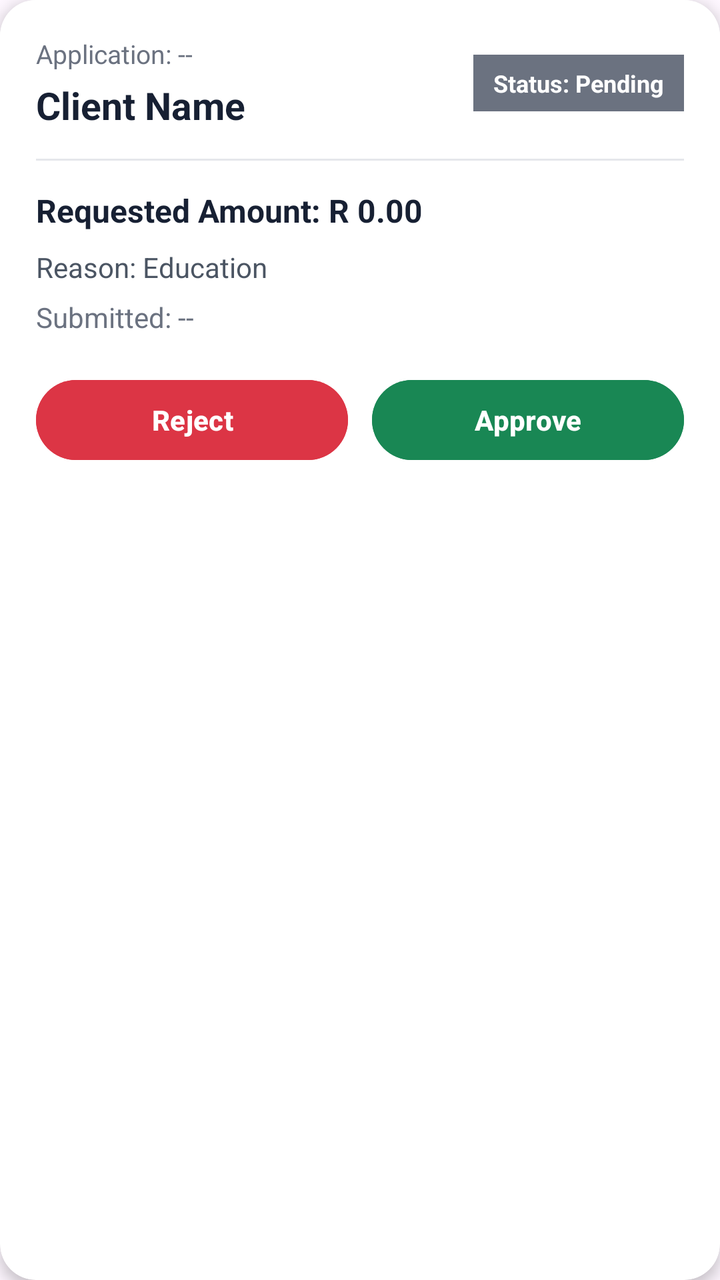
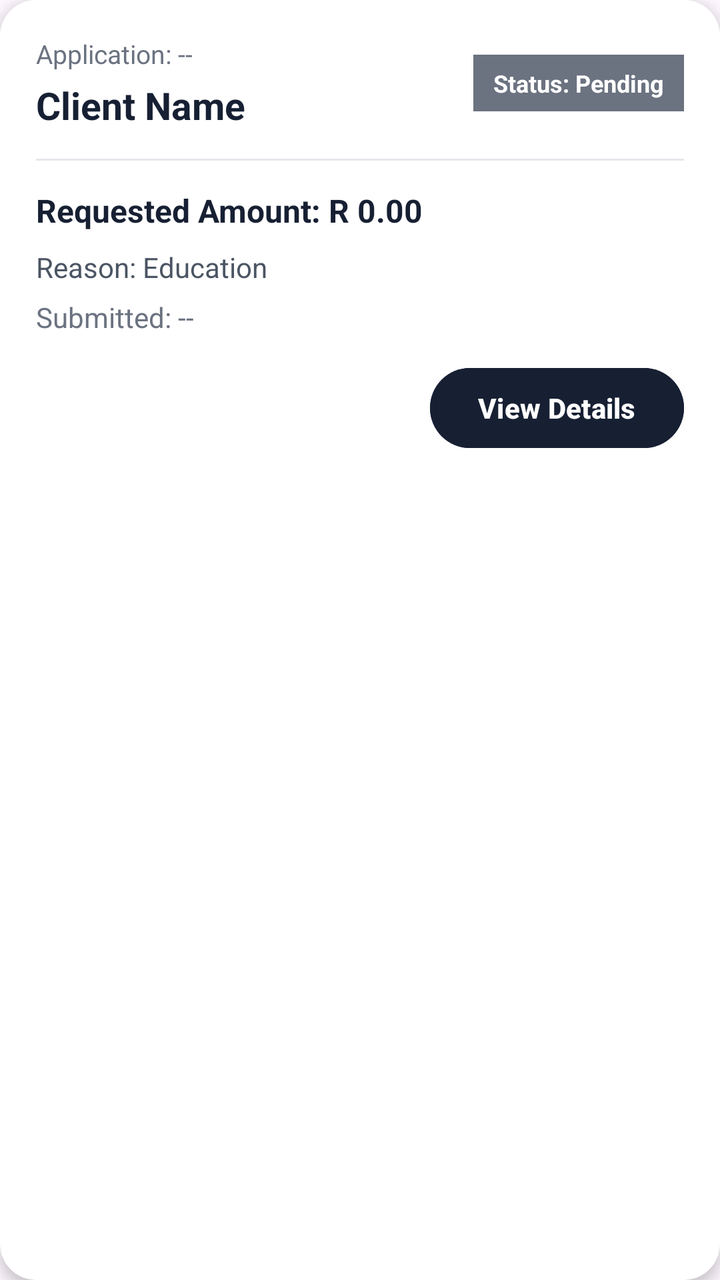

Compare the two renders of this Android layout. The source of the first and the diff that turns it into the second are given below.
<!-- AndroidManifest.xml: application theme Theme.Prototype_2 -->
<!-- res/layout/activity_item_manager_loan.xml -->
<?xml version="1.0" encoding="utf-8"?>
<androidx.cardview.widget.CardView
    xmlns:android="http://schemas.android.com/apk/res/android"
    xmlns:app="http://schemas.android.com/apk/res-auto"
    android:layout_width="match_parent"
    android:layout_height="wrap_content"
    android:layout_marginStart="16dp"
    android:layout_marginEnd="16dp"
    android:layout_marginTop="8dp"
    android:layout_marginBottom="8dp"
    app:cardCornerRadius="18dp"
    app:cardElevation="4dp">

    <LinearLayout
        android:layout_width="match_parent"
        android:layout_height="wrap_content"
        android:orientation="vertical"
        android:padding="18dp"
        android:background="#FFFFFF">

        <LinearLayout
            android:layout_width="match_parent"
            android:layout_height="wrap_content"
            android:orientation="horizontal"
            android:gravity="center_vertical">

            <LinearLayout
                android:layout_width="0dp"
                android:layout_height="wrap_content"
                android:layout_weight="1"
                android:orientation="vertical">

                <TextView
                    android:id="@+id/ApplicationId"
                    android:layout_width="wrap_content"
                    android:layout_height="wrap_content"
                    android:text="Application: --"
                    android:textSize="13sp"
                    android:textColor="#6B7280" />

                <TextView
                    android:id="@+id/ApplicantName"
                    android:layout_width="wrap_content"
                    android:layout_height="wrap_content"
                    android:layout_marginTop="4dp"
                    android:text="Client Name"
                    android:textSize="19sp"
                    android:textStyle="bold"
                    android:textColor="#172033" />

            </LinearLayout>

            <TextView
                android:id="@+id/LoanStatus"
                android:layout_width="wrap_content"
                android:layout_height="wrap_content"
                android:paddingStart="10dp"
                android:paddingEnd="10dp"
                android:paddingTop="6dp"
                android:paddingBottom="6dp"
                android:text="Status: Pending"
                android:textSize="12sp"
                android:textStyle="bold"
                android:textColor="#FFFFFF"
                android:background="#6B7280" />

        </LinearLayout>

        <View
            android:layout_width="match_parent"
            android:layout_height="1dp"
            android:layout_marginTop="14dp"
            android:layout_marginBottom="14dp"
            android:background="#E5E7EB" />

        <TextView
            android:id="@+id/LoanAmount"
            android:layout_width="match_parent"
            android:layout_height="wrap_content"
            android:text="Requested Amount: R 0.00"
            android:textSize="16sp"
            android:textStyle="bold"
            android:textColor="#172033" />

        <TextView
            android:id="@+id/LoanReason"
            android:layout_width="match_parent"
            android:layout_height="wrap_content"
            android:layout_marginTop="8dp"
            android:text="Reason: Education"
            android:textSize="14sp"
            android:textColor="#4B5563" />

        <TextView
            android:id="@+id/SubmissionDate"
            android:layout_width="match_parent"
            android:layout_height="wrap_content"
            android:layout_marginTop="6dp"
            android:text="Submitted: --"
            android:textSize="14sp"
            android:textColor="#6B7280" />

        <LinearLayout
            android:layout_width="match_parent"
            android:layout_height="wrap_content"
            android:layout_marginTop="18dp"
            android:orientation="horizontal">

            <Button
                android:id="@+id/btnReject"
                android:layout_width="0dp"
                android:layout_height="48dp"
                android:layout_weight="1"
                android:layout_marginEnd="6dp"
                android:text="Reject"
                android:textSize="14sp"
                android:textStyle="bold"
                android:textColor="#FFFFFF"
                android:backgroundTint="#DC3545" />

            <Button
                android:id="@+id/btnApprove"
                android:layout_width="0dp"
                android:layout_height="48dp"
                android:layout_weight="1"
                android:layout_marginStart="6dp"
                android:text="Approve"
                android:textSize="14sp"
                android:textStyle="bold"
                android:textColor="#FFFFFF"
                android:backgroundTint="#198754" />

        </LinearLayout>

    </LinearLayout>

</androidx.cardview.widget.CardView>
<!-- resources referenced by this layout -->
<resources>
  <style name="Theme.Prototype_2" parent="Base.Theme.Prototype_2" />
  <style name="Base.Theme.Prototype_2" parent="Theme.Material3.DayNight.NoActionBar">
          
          
          <item name="android:windowAnimationStyle">@style/ActivityAnimation</item>
      </style>
  <style name="ActivityAnimation" parent="@android:style/Animation.Activity">
          <item name="android:activityOpenEnterAnimation">@anim/slide_in_right</item>
          <item name="android:activityOpenExitAnimation">@anim/slide_out_left</item>
          <item name="android:activityCloseEnterAnimation">@anim/slide_in_left</item>
          <item name="android:activityCloseExitAnimation">@anim/slide_out_right</item>
      </style>
</resources>

<!-- the commit's change to res/layout/activity_item_manager_loan.xml (unified diff, before → after) -->
@@ -100,37 +100,17 @@
             android:textSize="14sp"
             android:textColor="#6B7280" />
 
-        <LinearLayout
-            android:layout_width="match_parent"
+        <Button
+            android:id="@+id/btnViewDetails"
+            android:layout_width="wrap_content"
             android:layout_height="wrap_content"
-            android:layout_marginTop="18dp"
-            android:orientation="horizontal">
-
-            <Button
-                android:id="@+id/btnReject"
-                android:layout_width="0dp"
-                android:layout_height="48dp"
-                android:layout_weight="1"
-                android:layout_marginEnd="6dp"
-                android:text="Reject"
-                android:textSize="14sp"
-                android:textStyle="bold"
-                android:textColor="#FFFFFF"
-                android:backgroundTint="#DC3545" />
-
-            <Button
-                android:id="@+id/btnApprove"
-                android:layout_width="0dp"
-                android:layout_height="48dp"
-                android:layout_weight="1"
-                android:layout_marginStart="6dp"
-                android:text="Approve"
-                android:textSize="14sp"
-                android:textStyle="bold"
-                android:textColor="#FFFFFF"
-                android:backgroundTint="#198754" />
-
-        </LinearLayout>
+            android:layout_gravity="end"
+            android:layout_marginTop="12dp"
+            android:text="View Details"
+            android:textSize="14sp"
+            android:textStyle="bold"
+            android:textColor="#FFFFFF"
+            android:backgroundTint="#172033" />
 
     </LinearLayout>
 
